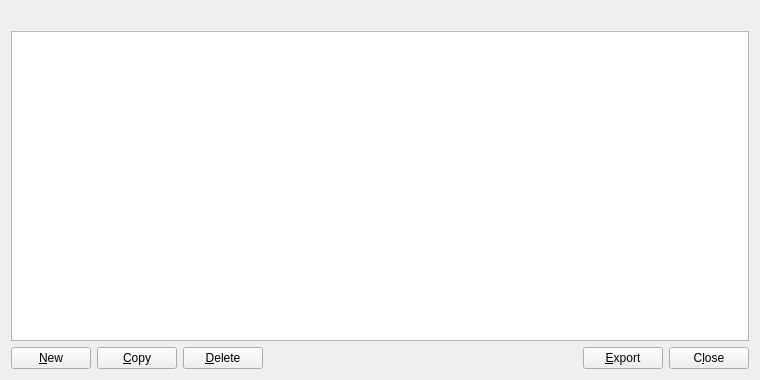
The window that src/qt/forms/addressbookpage.ui (X9Developers/XSN) describes before a commit, drawn with Qt 5.
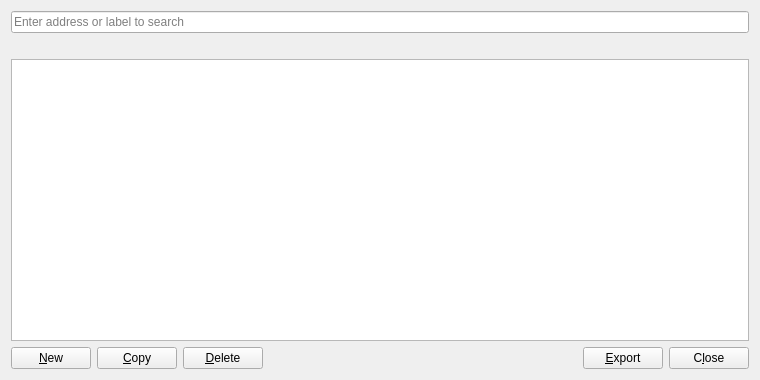
The same window after the commit.

The edit to the form file:
```diff
--- a/src/qt/forms/addressbookpage.ui
+++ b/src/qt/forms/addressbookpage.ui
@@ -11,6 +11,13 @@
    </rect>
   </property>
   <layout class="QVBoxLayout" name="verticalLayout">
+   <item>
+    <widget class="QLineEdit" name="searchLineEdit">
+     <property name="placeholderText">
+      <string>Enter address or label to search</string>
+     </property>
+    </widget>
+   </item>
    <item>
     <widget class="QLabel" name="labelExplanation">
      <property name="textFormat">
```
Left out of the diff: 4 changed lines with no effect on the pictures.
